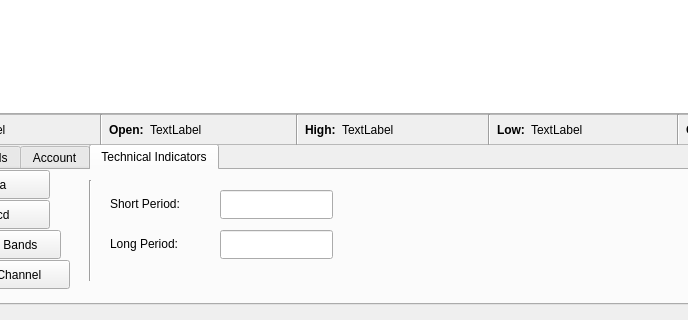
Before: the Qt Designer form chartWidget.ui in ellamental/pyTrade, drawn with Qt 5; both pictures show x 82 to 770 and y 736 to 1056 of the 1076 by 1056 pixel window.
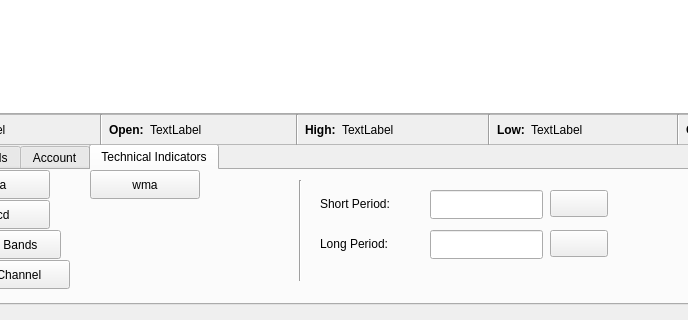
After: the same form once the commit is applied. Custom widgets are drawn as their Qt base class.

Commit message: Added color chooser to trendlines and default values

What changed in the file:
```diff
--- a/chartWidget.ui
+++ b/chartWidget.ui
@@ -443,7 +443,7 @@
     <widget class="QLineEdit" name="longPeriod">
      <property name="geometry">
       <rect>
-       <x>300</x>
+       <x>510</x>
        <y>60</y>
        <width>113</width>
        <height>29</height>
@@ -466,7 +466,7 @@
     <widget class="QLineEdit" name="shortPeriod">
      <property name="geometry">
       <rect>
-       <x>300</x>
+       <x>510</x>
        <y>20</y>
        <width>113</width>
        <height>29</height>
@@ -489,7 +489,7 @@
     <widget class="QLabel" name="label_shortPeriod">
      <property name="geometry">
       <rect>
-       <x>190</x>
+       <x>400</x>
        <y>18</y>
        <width>111</width>
        <height>31</height>
@@ -502,7 +502,7 @@
     <widget class="QLabel" name="label_longPeriod">
      <property name="geometry">
       <rect>
-       <x>190</x>
+       <x>400</x>
        <y>58</y>
        <width>111</width>
        <height>31</height>
@@ -515,7 +515,7 @@
     <widget class="Line" name="line_10">
      <property name="geometry">
       <rect>
-       <x>160</x>
+       <x>370</x>
        <y>10</y>
        <width>20</width>
        <height>101</height>
@@ -538,6 +538,67 @@
       <string>donchianChannel</string>
      </property>
     </widget>
+    <widget class="QPushButton" name="wma">
+     <property name="geometry">
+      <rect>
+       <x>170</x>
+       <y>0</y>
+       <width>110</width>
+       <height>29</height>
+      </rect>
+     </property>
+     <property name="text">
+      <string>wma</string>
+     </property>
+    </widget>
+    <widget class="KColorButton" name="shortPeriodColor">
+     <property name="geometry">
+      <rect>
+       <x>630</x>
+       <y>20</y>
+       <width>58</width>
+       <height>27</height>
+      </rect>
+     </property>
+     <property name="color">
+      <color>
+       <red>255</red>
+       <green>0</green>
+       <blue>0</blue>
+      </color>
+     </property>
+     <property name="defaultColor">
+      <color>
+       <red>0</red>
+       <green>0</green>
+       <blue>0</blue>
+      </color>
+     </property>
+    </widget>
+    <widget class="KColorButton" name="longPeriodColor">
+     <property name="geometry">
+      <rect>
+       <x>630</x>
+       <y>60</y>
+       <width>58</width>
+       <height>27</height>
+      </rect>
+     </property>
+     <property name="color">
+      <color>
+       <red>0</red>
+       <green>0</green>
+       <blue>255</blue>
+      </color>
+     </property>
+     <property name="defaultColor">
+      <color>
+       <red>255</red>
+       <green>0</green>
+       <blue>0</blue>
+      </color>
+     </property>
+    </widget>
    </widget>
   </widget>
   <widget class="QPushButton" name="nextDay">
@@ -906,6 +967,13 @@
    </widget>
   </widget>
  </widget>
+ <customwidgets>
+  <customwidget>
+   <class>KColorButton</class>
+   <extends>QPushButton</extends>
+   <header>kcolorbutton.h</header>
+  </customwidget>
+ </customwidgets>
  <resources/>
  <connections/>
 </ui>
```
The commit also changes 2 other files.
